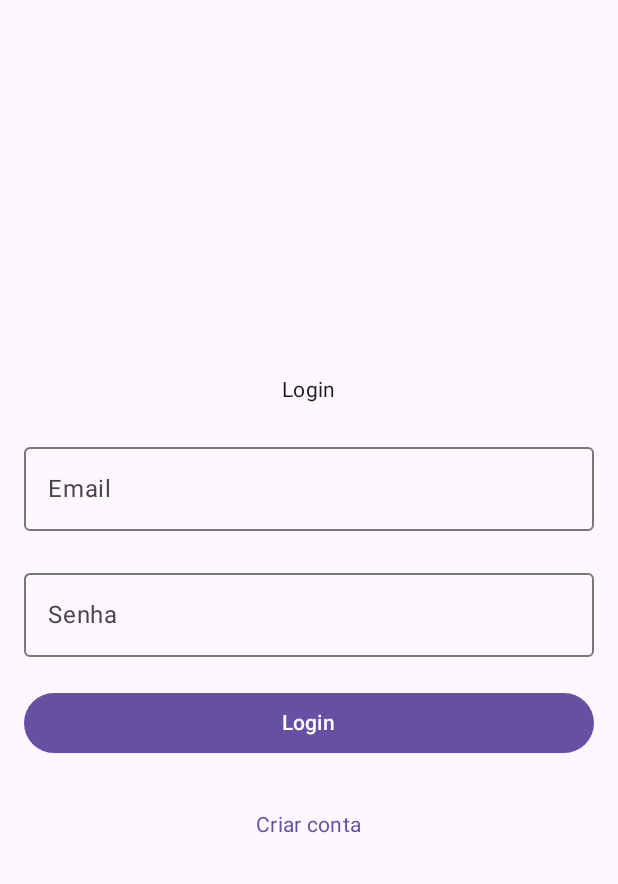
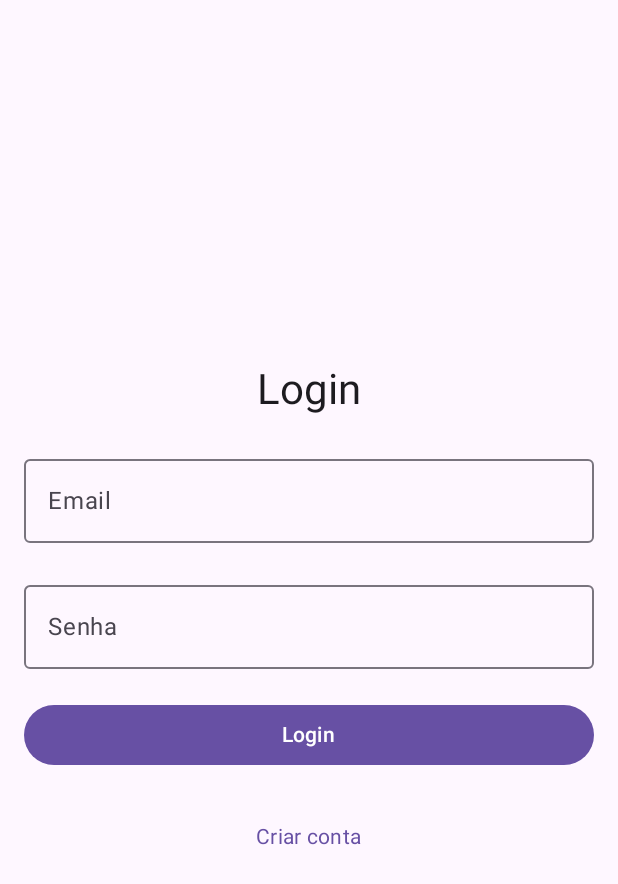
Before and after one commit to hartmannjean/kotlin-firebase-login-graphic, an Android app built with Jetpack Compose: the screen it shows after launch (MainActivity), on a phone screen of 412 x 824 dp. Shown: the top 884 px of the screen. Run offline under Robolectric (Android 15) with nearby library versions, the phone set to English and light mode, and no system bars; our stand-ins replace Firebase (no records; nobody signed in at launch, a user with empty details on screens opened directly).

```diff
--- a/app/src/main/java/com/example/engsftwgraph/ui/components/TitleText.kt
+++ b/app/src/main/java/com/example/engsftwgraph/ui/components/TitleText.kt
@@ -5,6 +5,6 @@ import androidx.compose.material3.Text
 import androidx.compose.runtime.Composable
 
 @Composable
-fun TitleText() {
-    Text(text = "Login", style = MaterialTheme.typography.bodyMedium)
+fun TitleText(text: String = "Login") {
+    Text(text = text, style = MaterialTheme.typography.headlineMedium)
 }
```
Also changed, not shown: app/src/main/java/com/example/engsftwgraph/util/Utils.kt (+32 -0 lines).
